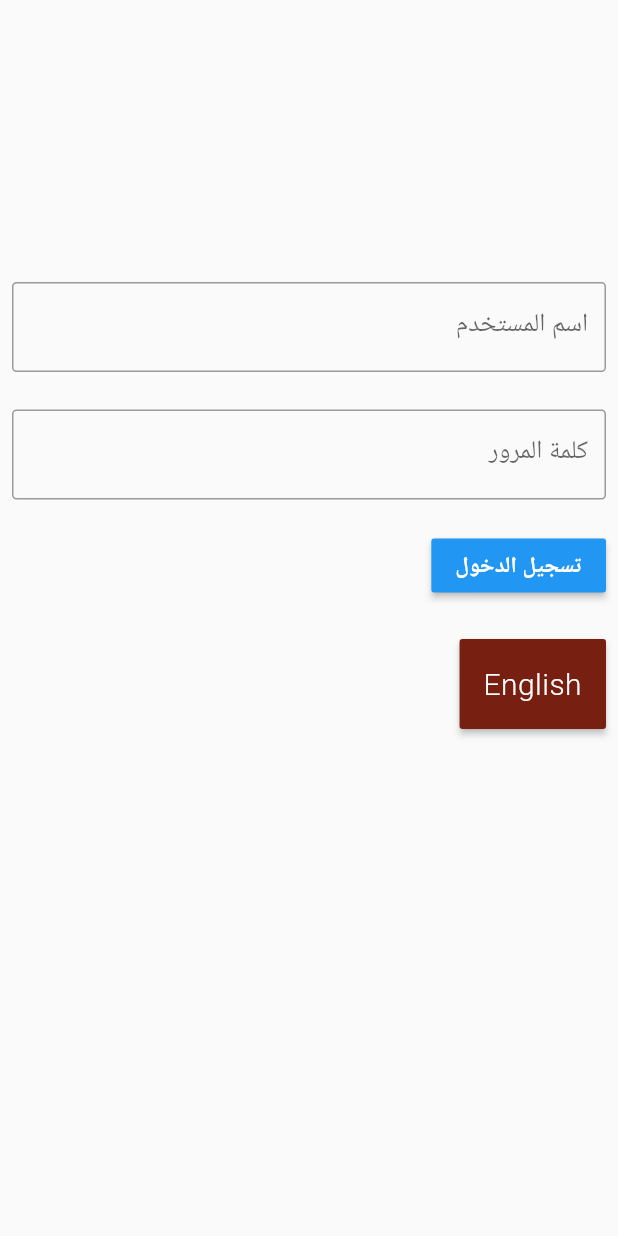
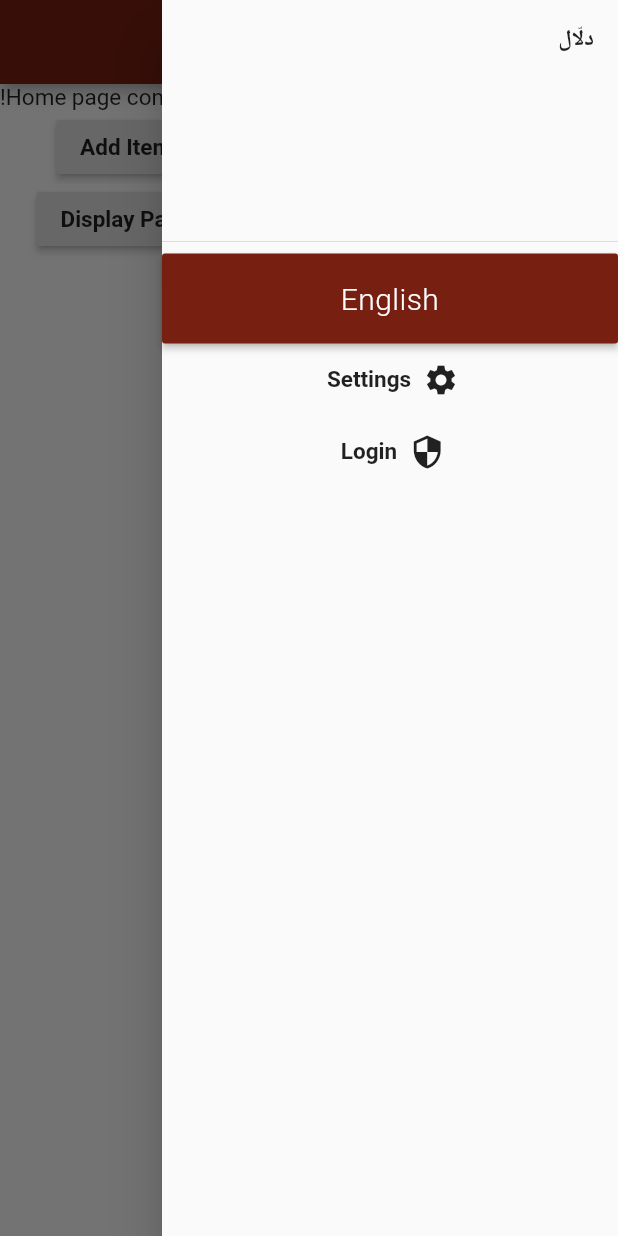
Before and after one commit to oopsaleem/rijal, a Flutter app: the screen it shows after launch, with the side drawer open (before the commit the screen has no drawer), on a phone screen of 412 x 824 dp. Run offline on Flutter 3.47's test engine with Material 2 defaults, Android fonts, the phone set to English and light mode, and no system bars.

Commit message:
Basic app - ALL APP

```diff
--- a/lib/main.dart
+++ b/lib/main.dart
@@ -1,4 +1,4 @@
 import 'package:flutter/material.dart';
-import 'src/scope_model_wrapper.dart';
+import 'src/app_model.dart';
 
 void main() => runApp(new ScopeModelWrapper());
--- a/lib/src/scope_model_wrapper.dart
+++ b/lib/src/app_model.dart
@@ -1,6 +1,7 @@
 import 'package:flutter/material.dart';
 import 'package:scoped_model/scoped_model.dart';
-import '../src/my_app.dart';
+
+import 'my_app.dart';
 
 class ScopeModelWrapper extends StatelessWidget {
   @override
--- a/lib/src/international/l10n/intl_ar.arb
+++ b/lib/src/international/l10n/intl_ar.arb
@@ -1,6 +1,11 @@
 {
   "@@locale" :   "ar" ,
   "@@last_modified": "2018-05-20T17:16:46.997414",
+  "appTitle": "دلّال",
+  "@appTitle": {
+    "type": "text",
+    "placeholders": {}
+  },
   "language": "English",
   "@language": {
     "type": "text",
--- a/lib/src/international/l10n/intl_en.arb
+++ b/lib/src/international/l10n/intl_en.arb
@@ -1,6 +1,11 @@
 {
   "@@locale" :   "en" ,
   "@@last_modified": "2018-05-20T17:16:46.997414",
+  "appTitle": "Dallal",
+  "@appTitle": {
+    "type": "text",
+    "placeholders": {}
+  },
   "language": "عربي",
   "@language": {
     "type": "text",
--- a/lib/src/international/l10n/messages_all.dart
+++ b/lib/src/international/l10n/messages_all.dart
@@ -11,11 +11,13 @@ import 'package:intl/src/intl_helpers.dart';
 
 import 'messages_ar.dart' deferred as messages_ar;
 import 'messages_en.dart' deferred as messages_en;
+import 'messages_messages.dart' deferred as messages_messages;
 
 typedef Future<dynamic> LibraryLoader();
 Map<String, LibraryLoader> _deferredLibraries = {
   'ar': () => messages_ar.loadLibrary(),
   'en': () => messages_en.loadLibrary(),
+  'messages': () => messages_messages.loadLibrary(),
 };
 
 MessageLookupByLibrary _findExact(localeName) {
@@ -24,8 +26,8 @@ MessageLookupByLibrary _findExact(localeName) {
       return messages_ar.messages;
     case 'en':
       return messages_en.messages;
-    case 'en':
-      return messages_en.messages;
+    case 'messages':
+      return messages_messages.messages;
     default:
       return null;
   }
--- a/lib/src/international/l10n/messages_ar.dart
+++ b/lib/src/international/l10n/messages_ar.dart
@@ -19,6 +19,7 @@ class MessageLookup extends MessageLookupByLibrary {
 
   final messages = _notInlinedMessages(_notInlinedMessages);
   static _notInlinedMessages(_) => <String, Function> {
+    "appTitle" : MessageLookupByLibrary.simpleMessage("دلّال"),
     "language" : MessageLookupByLibrary.simpleMessage("English"),
     "login" : MessageLookupByLibrary.simpleMessage("تسجيل الدخول"),
     "notValidUsername" : MessageLookupByLibrary.simpleMessage("اسم المستخدم غير صحيح"),
--- a/lib/src/international/l10n/messages_en.dart
+++ b/lib/src/international/l10n/messages_en.dart
@@ -19,6 +19,7 @@ class MessageLookup extends MessageLookupByLibrary {
 
   final messages = _notInlinedMessages(_notInlinedMessages);
   static _notInlinedMessages(_) => <String, Function> {
+    "appTitle" : MessageLookupByLibrary.simpleMessage("Dallal"),
     "language" : MessageLookupByLibrary.simpleMessage("عربي"),
     "login" : MessageLookupByLibrary.simpleMessage("Login"),
     "notValidUsername" : MessageLookupByLibrary.simpleMessage("Not Valid Username"),
--- a/lib/src/international/l10n/messages_messages.dart
+++ b/lib/src/international/l10n/messages_messages.dart
@@ -19,6 +19,7 @@ class MessageLookup extends MessageLookupByLibrary {
 
   final messages = _notInlinedMessages(_notInlinedMessages);
   static _notInlinedMessages(_) => <String, Function> {
+    "appTitle" : MessageLookupByLibrary.simpleMessage("Dallal"),
     "language" : MessageLookupByLibrary.simpleMessage("عربي"),
     "login" : MessageLookupByLibrary.simpleMessage("Login"),
     "notValidUsername" : MessageLookupByLibrary.simpleMessage("Not Valid Username"),
--- a/lib/src/international/my_localizations.dart
+++ b/lib/src/international/my_localizations.dart
@@ -10,6 +10,7 @@ import 'package:intl/intl.dart';
 import 'l10n/messages_all.dart';
 
 class MyLocalizations {
+
   static Future<MyLocalizations> load(Locale locale) {
     final String name =
         (locale.countryCode != null && locale.countryCode.isEmpty)
@@ -25,6 +26,13 @@ class MyLocalizations {
 
   static MyLocalizations of(BuildContext context) {
     return Localizations.of<MyLocalizations>(context, MyLocalizations);
+  }
+
+  String get appTitle {
+    return Intl.message(
+      'Dallal',
+      name: 'appTitle',
+    );
   }
 
   String get language {
--- a/lib/src/my_app.dart
+++ b/lib/src/my_app.dart
@@ -1,16 +1,25 @@
 import 'package:flutter/material.dart';
 import 'package:flutter_localizations/flutter_localizations.dart';
 import 'package:scoped_model/scoped_model.dart';
-import '../src/style.dart';
-import '../src/scope_model_wrapper.dart';
-import '../src/international/my_localizations_delegate.dart';
-import '../src/screens/login_screen.dart';
+import 'style.dart';
+import 'international/my_localizations_delegate.dart';
+import 'app_model.dart';
+import 'screens/app_settings.dart';
+import 'screens/login_screen.dart';
+import 'screens/home_screen.dart';
 
+//This is wrapped in my_app.dart => ScopeModelWrapper
 class MyApp extends StatelessWidget {
+  final myRoutes = <String, WidgetBuilder>{
+    AppSettings.routeName: (BuildContext context) => AppSettings(),
+    LoginScreen.routeName: (BuildContext context) => LoginScreen(),
+  };
+
   @override
   Widget build(BuildContext context) {
     return ScopedModelDescendant<AppModel>(
       builder: (context, child, model) => MaterialApp(
+            title: 'Scoped Model MultiPage Demo',
             locale: model.appLocal,
             localizationsDelegates: [
               const MyLocalizationsDelegate(),
@@ -21,13 +30,10 @@ class MyApp extends StatelessWidget {
               const Locale('ar', ''), // Arabic
               const Locale('en', ''), // English
             ],
-            debugShowCheckedModeBanner: true,
             theme: hrTheme,
-            title: "Arabic Flutter",
-            home: Scaffold(
-              body: LoginScreen(),
-            ),
-      ),
+            home: HomeScreen(),
+            routes: myRoutes,
+          ),
     );
   }
 }
--- /dev/null
+++ b/lib/src/screens/home_screen.dart
@@ -0,0 +1,78 @@
+import 'package:flutter/material.dart';
+import 'package:scoped_model/scoped_model.dart';
+
+import '../international/my_localizations.dart';
+import '../screens/app_settings.dart';
+import '../screens/login_screen.dart';
+import '../app_model.dart';
+
+class HomeScreen extends StatelessWidget {
+  @override
+  Widget build(BuildContext context) {
+    return Scaffold(
+      drawer: myDrawer(context),
+      appBar: AppBar(
+        title: Text('Home Page'),
+      ),
+      body: Column(
+        children: <Widget>[
+          Container(child: Text('Home page content here!')),
+          RaisedButton(
+            child: Text('Add Item'),
+            onPressed: () {
+              print('add item clicked');
+            },
+          ),
+          RaisedButton(
+            child: Text('Display Page'),
+            onPressed: () {
+              Navigator.of(context)
+                  .push(MaterialPageRoute(builder: (context) => LoginScreen()));
+            },
+          )
+        ],
+      ),
+    );
+  }
+
+  Widget myDrawer(BuildContext context) {
+    return ScopedModelDescendant<AppModel>(
+      builder: (context, child, model) => Drawer(
+      child: ListView(
+        children: <Widget>[
+          DrawerHeader(child: Text(MyLocalizations.of(context).appTitle)),
+          MaterialButton(
+            onPressed: () {
+              model.changeDirection();
+            },
+            height: 60.0,
+            color: const Color.fromRGBO(119, 31, 17, 1.0),
+            child: new Text(
+              MyLocalizations.of(context).language,
+              style: new TextStyle(
+                color: Colors.white,
+                fontSize: 20.0,
+                fontWeight: FontWeight.w300,
+                letterSpacing: 0.3,
+              ),
+            ),
+          ),
+          FlatButton.icon(
+              label: Text('Settings'),
+              icon: Icon(Icons.settings),
+              onPressed: () {
+                Navigator.of(context).push(
+                    MaterialPageRoute(builder: (context) => AppSettings()));
+              }),
+          FlatButton.icon(
+              label: Text('Login'),
+              icon: Icon(Icons.security),
+              onPressed: () {
+                Navigator.of(context).push(
+                    MaterialPageRoute(builder: (context) => LoginScreen()));
+              }),
+        ],
+      ),
+    ));
+  }
+}
--- a/lib/src/screens/login_screen.dart
+++ b/lib/src/screens/login_screen.dart
@@ -1,10 +1,11 @@
 import 'package:flutter/material.dart';
-import 'package:scoped_model/scoped_model.dart';
-import '../scope_model_wrapper.dart';
+
 import '../international/my_localizations.dart';
 import '../mixins/validation_mixin.dart';
 
 class LoginScreen extends StatefulWidget {
+  static final String routeName = "login-screen";
+
   createState() {
     return LoginScreenState();
   }
@@ -38,9 +39,7 @@ class LoginScreenState extends State<LoginScreen> with ValidationMixin {
                 MyLocalizations.of(context).passwordIsTooShort,
               ),
               Container(margin: EdgeInsets.only(top: 20.0)),
-              submitButton(MyLocalizations.of(context).login),
-              const SizedBox(height: 25.0),
-              changeLanguageButton(),
+              submitButton(),
             ],
           ),
         ),
@@ -56,7 +55,7 @@ class LoginScreenState extends State<LoginScreen> with ValidationMixin {
         hintText: "user@test.com",
       ),
       keyboardType: TextInputType.emailAddress,
-      validator: (value) => validateEmail(value, errorMessage),
+      validator: (val) => !val.contains("@") ? errorMessage : null,
     );
   }
 
@@ -68,11 +67,11 @@ class LoginScreenState extends State<LoginScreen> with ValidationMixin {
         labelText: caption,
       ),
       obscureText: true,
-      validator: (value) => validatePassword(value, errorMessage),
+      validator: (val) => val.length < 8 ? errorMessage : null,
     );
   }
 
-  Widget submitButton(String caption) {
+  Widget submitButton() {
     return RaisedButton(
       onPressed: () {
         if (formKey.currentState.validate()) {
@@ -82,30 +81,9 @@ class LoginScreenState extends State<LoginScreen> with ValidationMixin {
       },
       color: Colors.blue,
       child: Text(
-        caption,
+        'Login',
         style: TextStyle(color: Colors.white),
       ),
     );
   }
-
-  Widget changeLanguageButton() {
-    return ScopedModelDescendant<AppModel>(
-      builder: (context, child, model) => MaterialButton(
-            onPressed: () {
-              model.changeDirection();
-            },
-            height: 60.0,
-            color: const Color.fromRGBO(119, 31, 17, 1.0),
-            child: new Text(
-              MyLocalizations.of(context).language,
-              style: new TextStyle(
-                color: Colors.white,
-                fontSize: 20.0,
-                fontWeight: FontWeight.w300,
-                letterSpacing: 0.3,
-              ),
-            ),
-          ),
-    );
-  }
 }
```
Also changed, not shown: lib/src/international/l10n/intl_messages.arb (+6 -1 lines), lib/src/screens/app_settings.dart (added, +45 -0 lines).
